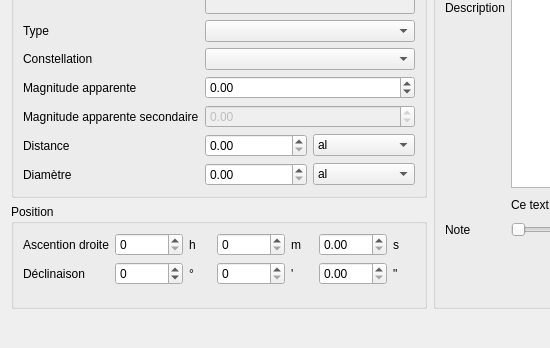
Paracetamol56/Observeur2, file objectform.ui: the form before one commit; both pictures show x 0 to 550 and y 162 to 510 of the 860 by 510 pixel window.
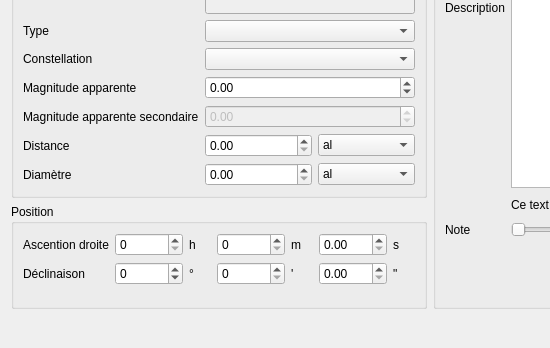
The form after the commit. Icons and pictures are not drawn.

Commit message: Set input of double spin boxes to american

```diff
--- a/objectform.ui
+++ b/objectform.ui
@@ -180,7 +180,7 @@
            </widget>
           </item>
           <item row="9" column="1">
-           <layout class="QHBoxLayout" name="horizontalLayout">
+           <layout class="QHBoxLayout" name="horizontalLayout" stretch="1,0">
             <item>
              <widget class="QDoubleSpinBox" name="DistanceDoubleSpinBox">
               <property name="decimals">
@@ -245,7 +245,7 @@
            </layout>
           </item>
           <item row="10" column="1">
-           <layout class="QHBoxLayout" name="horizontalLayout_2">
+           <layout class="QHBoxLayout" name="horizontalLayout_2" stretch="1,0">
             <item>
              <widget class="QDoubleSpinBox" name="DiametreDoubleSpinBox">
               <property name="decimals">
```
Left out of the diff: 12 changed lines with no effect on the pictures. The commit also changes 1 other file.
